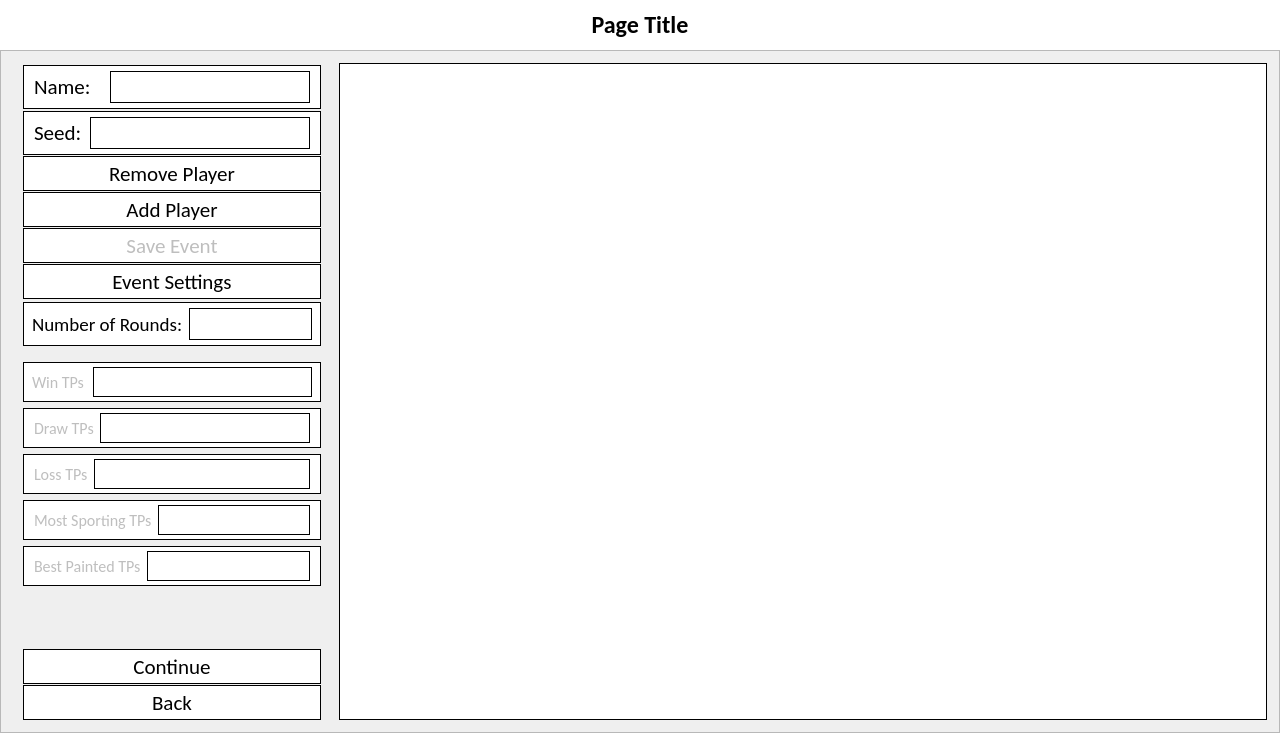
WatkingStudio/Tournament-Creator, file forms/mainwindow.ui: the form before one commit.
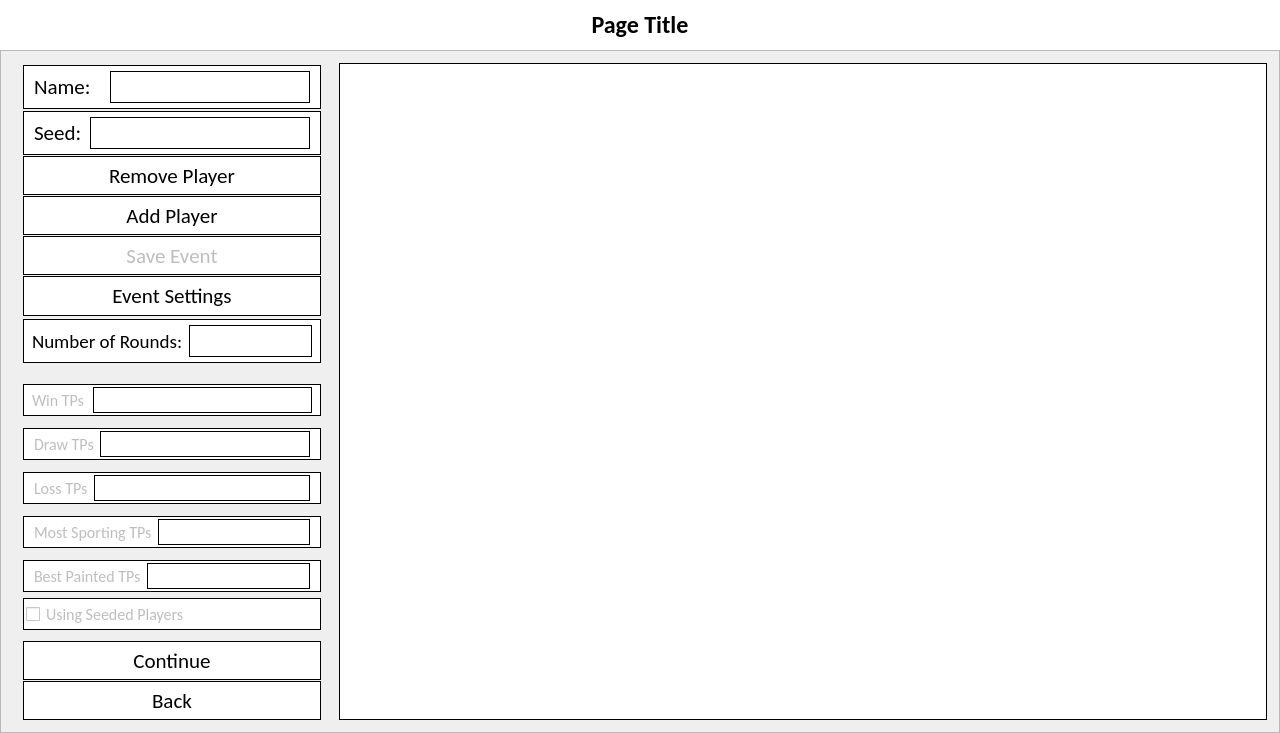
The form after the commit. The open tabs and pages were chosen to show the change. Icons and pictures are not drawn.

Commit message: Seeded Matchups Added

Patch:
```diff
--- a/forms/mainwindow.ui
+++ b/forms/mainwindow.ui
@@ -658,7 +658,7 @@
                  </property>
                  <layout class="QVBoxLayout" name="verticalLayout_25">
                   <property name="spacing">
-                   <number>3</number>
+                   <number>0</number>
                   </property>
                   <property name="leftMargin">
                    <number>0</number>
@@ -677,7 +677,7 @@
                     <property name="minimumSize">
                      <size>
                       <width>0</width>
-                      <height>40</height>
+                      <height>32</height>
                      </size>
                     </property>
                     <property name="maximumSize">
@@ -738,13 +738,13 @@
                        <property name="minimumSize">
                         <size>
                          <width>0</width>
-                         <height>30</height>
+                         <height>26</height>
                         </size>
                        </property>
                        <property name="maximumSize">
                         <size>
                          <width>16777215</width>
-                         <height>30</height>
+                         <height>26</height>
                         </size>
                        </property>
                        <property name="font">
@@ -753,6 +753,9 @@
                          <pointsize>12</pointsize>
                         </font>
                        </property>
+                       <property name="text">
+                        <string/>
+                       </property>
                       </widget>
                      </item>
                     </layout>
@@ -763,7 +766,7 @@
                     <property name="minimumSize">
                      <size>
                       <width>0</width>
-                      <height>40</height>
+                      <height>32</height>
                      </size>
                     </property>
                     <property name="maximumSize">
@@ -815,13 +818,13 @@
                        <property name="minimumSize">
                         <size>
                          <width>0</width>
-                         <height>30</height>
+                         <height>26</height>
                         </size>
                        </property>
                        <property name="maximumSize">
                         <size>
                          <width>16777215</width>
-                         <height>30</height>
+                         <height>26</height>
                         </size>
                        </property>
                        <property name="font">
@@ -840,7 +843,7 @@
                     <property name="minimumSize">
                      <size>
                       <width>0</width>
-                      <height>40</height>
+                      <height>32</height>
                      </size>
                     </property>
                     <property name="maximumSize">
@@ -892,13 +895,13 @@
                        <property name="minimumSize">
                         <size>
                          <width>0</width>
-                         <height>30</height>
+                         <height>26</height>
                         </size>
                        </property>
                        <property name="maximumSize">
                         <size>
                          <width>16777215</width>
-                         <height>30</height>
+                         <height>26</height>
                         </size>
                        </property>
                        <property name="font">
@@ -917,7 +920,7 @@
                     <property name="minimumSize">
                      <size>
                       <width>0</width>
-                      <height>40</height>
+                      <height>32</height>
                      </size>
                     </property>
                     <property name="maximumSize">
@@ -969,13 +972,13 @@
                        <property name="minimumSize">
                         <size>
                          <width>0</width>
-                         <height>30</height>
+                         <height>26</height>
                         </size>
                        </property>
                        <property name="maximumSize">
                         <size>
                          <width>16777215</width>
-                         <height>30</height>
+                         <height>26</height>
                         </size>
                        </property>
                        <property name="font">
@@ -994,7 +997,7 @@
                     <property name="minimumSize">
                      <size>
                       <width>0</width>
-                      <height>40</height>
+                      <height>32</height>
                      </size>
                     </property>
                     <property name="maximumSize">
@@ -1007,6 +1010,9 @@
                      <string notr="true">border: 1px solid; background:white;</string>
                     </property>
                     <layout class="QHBoxLayout" name="horizontalLayout_24">
+                     <property name="spacing">
+                      <number>6</number>
+                     </property>
                      <property name="topMargin">
                       <number>1</number>
                      </property>
@@ -1046,13 +1052,13 @@
                        <property name="minimumSize">
                         <size>
                          <width>0</width>
-                         <height>30</height>
+                         <height>26</height>
                         </size>
                        </property>
                        <property name="maximumSize">
                         <size>
                          <width>16777215</width>
-                         <height>30</height>
+                         <height>26</height>
                         </size>
                        </property>
                        <property name="font">
@@ -1069,15 +1075,79 @@
                  </layout>
                 </widget>
                </item>
+               <item>
+                <widget class="QWidget" name="usingSeededPlayersWidget" native="true">
+                 <property name="enabled">
+                  <bool>false</bool>
+                 </property>
+                 <property name="minimumSize">
+                  <size>
+                   <width>0</width>
+                   <height>32</height>
+                  </size>
+                 </property>
+                 <property name="maximumSize">
+                  <size>
+                   <width>16777215</width>
+                   <height>32</height>
+                  </size>
+                 </property>
+                 <property name="styleSheet">
+                  <string notr="true">border: 1px solid; background:white;</string>
+                 </property>
+                 <layout class="QHBoxLayout" name="horizontalLayout_25">
+                  <property name="spacing">
+                   <number>0</number>
+                  </property>
+                  <property name="leftMargin">
+                   <number>3</number>
+                  </property>
+                  <property name="topMargin">
+                   <number>0</number>
+                  </property>
+                  <property name="rightMargin">
+                   <number>1</number>
+                  </property>
+                  <property name="bottomMargin">
+                   <number>0</number>
+                  </property>
+                  <item>
+                   <widget class="QCheckBox" name="usingSeededPlayersCheckBox">
+                    <property name="minimumSize">
+                     <size>
+                      <width>0</width>
+                      <height>30</height>
+                     </size>
+                    </property>
+                    <property name="font">
+                     <font>
+                      <family>Calibri</family>
+                      <pointsize>12</pointsize>
+                     </font>
+                    </property>
+                    <property name="styleSheet">
+                     <string notr="true">border:none;</string>
+                    </property>
+                    <property name="text">
+                     <string>Using Seeded Players</string>
+                    </property>
+                   </widget>
+                  </item>
+                 </layout>
+                </widget>
+               </item>
                <item>
                 <spacer name="verticalSpacer_3">
                  <property name="orientation">
                   <enum>Qt::Vertical</enum>
                  </property>
+                 <property name="sizeType">
+                  <enum>QSizePolicy::Minimum</enum>
+                 </property>
                  <property name="sizeHint" stdset="0">
                   <size>
                    <width>20</width>
-                   <height>40</height>
+                   <height>10</height>
                   </size>
                  </property>
                 </spacer>
```
Left out of the diff: 2 changed lines with no effect on the pictures. The commit also changes 3 other files.
